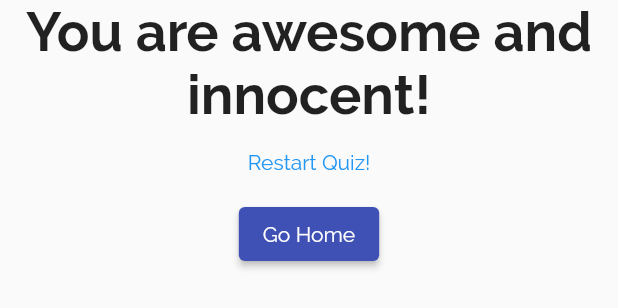
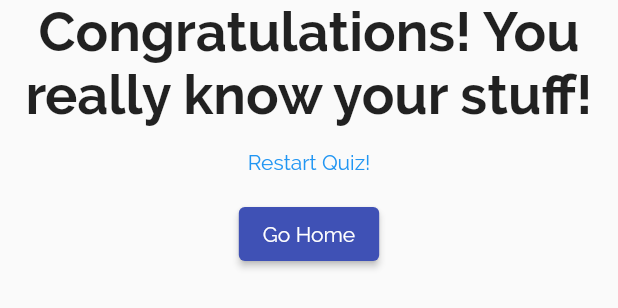
Before and after one commit to ahanam919/tech-olympics-2022, a Flutter app: the Result widget shown alone on an empty page, opened directly with empty values, on a phone screen of 412 x 824 dp. Shown: the top 308 px of the screen. Run offline on Flutter 3.47's test engine with Material 2 defaults, Android fonts, the phone set to English and light mode, and no system bars; our stand-ins replace webview_flutter.

Commit message:
final changes

```diff
--- a/lib/screens/otcvspm.dart
+++ b/lib/screens/otcvspm.dart
@@ -15,16 +15,15 @@ class _OTCvsPMState extends State<OTCvsPM> {
         appBar: AppBar(
           title: Text('About The Disposal Process'),
         ),
-        body: SingleChildScrollView ( child:Column(
-            children: <Widget>[
-              Image.asset('assets/images/OTCvsPMs.png'),
-             ElevatedButton(
+        body: SingleChildScrollView(
+            child: Column(children: <Widget>[
+          Image.asset('assets/images/OTCvsPMs.png'),
+          ElevatedButton(
               onPressed: () {
                 Navigator.push(context,
                     MaterialPageRoute(builder: (context) => QuizOTC()));
               },
-              child: Text("Quiz")),
+              child: Text("Test your knowledge!")),
         ])));
-
   }
 }
--- a/lib/widgets/result.dart
+++ b/lib/widgets/result.dart
@@ -10,13 +10,13 @@ class Result extends StatelessWidget {
   String get resultPhrase {
     String resultText;
     if (resultScore <= 8) {
-      resultText = 'You are awesome and innocent!';
+      resultText = 'Congratulations! You really know your stuff!';
     } else if (resultScore <= 12) {
-      resultText = 'Pretty likeable!';
+      resultText = 'Not bad! Read through once again.';
     } else if (resultScore <= 16) {
-      resultText = 'You are ... strange?!';
+      resultText = 'Eh, you might want to try again. ';
     } else {
-      resultText = 'You are so bad!';
+      resultText = 'Try Again!';
     }
     return resultText;
   }
```
Also changed, not shown: lib/screens/sharps_screen.dart (+0 -7 lines), lib/screens/sharpsdispprocess.dart (+12 -8 lines), 1 other file.
